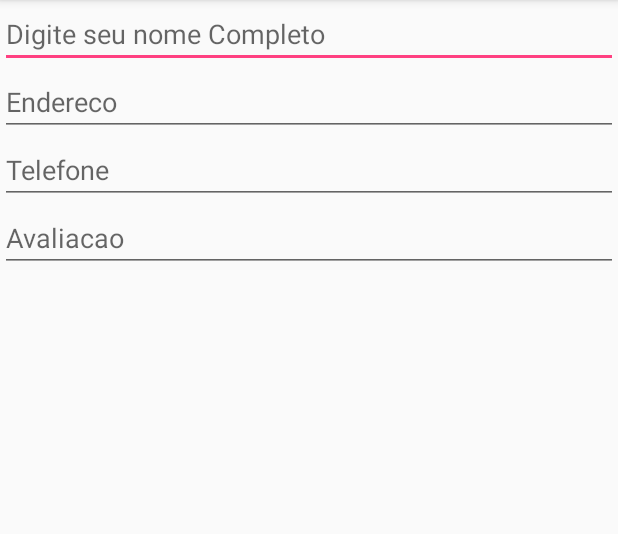
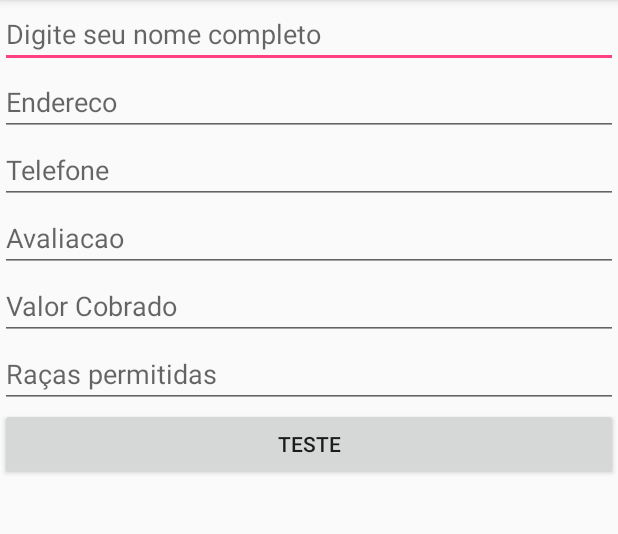
Before and after one commit to VSPPedro/PetHost, an Android app: the CadastroAnfitriaoActivity screen opened directly, with no data from a screen before it, on a phone screen of 412 x 824 dp, the part 84-618 px from its top. Run offline under Robolectric (Android 15) with nearby library versions, the phone set to English and light mode, and no system bars.

Commit message:
Alterando view do cadastro anfitriao e criando o pacote de modelo

```diff
--- a/PetHost/app/src/main/res/layout/activity_cadastro_anfitriao.xml
+++ b/PetHost/app/src/main/res/layout/activity_cadastro_anfitriao.xml
@@ -24,7 +24,7 @@
             android:id="@+id/etNome"
             android:layout_width="match_parent"
             android:layout_height="wrap_content"
-            android:hint="Digite seu nome Completo" />
+            android:hint="Digite seu nome completo" />
 
         <EditText
             android:id="@+id/etEndereco"
@@ -44,7 +44,29 @@
             android:layout_height="wrap_content"
             android:hint="Avaliacao" />
 
-        <!--<EditText-->
+        <EditText
+            android:id="@+id/etValor"
+            android:layout_width="match_parent"
+            android:layout_height="wrap_content"
+            android:hint="Valor Cobrado"/>
+
+        <EditText
+            android:id="@+id/etRaças"
+            android:layout_width="match_parent"
+            android:layout_height="wrap_content"
+            android:hint="Raças permitidas"/>
+
+        <ImageView
+            android:id="@+id/ivFoto"
+            android:layout_width="match_parent"
+            android:layout_height="wrap_content" />
+
+        <Button
+            android:id="@+id/btCarregarFoto"
+            android:text="Teste"
+            android:layout_width="match_parent"
+            android:layout_height="wrap_content" />
+            <!--<EditText-->
             <!--android:layout_width="wrap_content"-->
             <!--android:layout_height="wrap_content" />-->
 
@@ -65,13 +87,13 @@
 
     </LinearLayout>
 
-    <LinearLayout
-        android:layout_width="match_parent"
-        android:layout_height="0dp"
-        android:layout_weight="5"
-        android:gravity="center">
-    <!--  LinearLayoutDaFoto -->
-    </LinearLayout>
+    <!--<LinearLayout-->
+        <!--android:layout_width="match_parent"-->
+        <!--android:layout_height="0dp"-->
+        <!--android:layout_weight="5"-->
+        <!--android:gravity="center">-->
+    <!--&lt;!&ndash;  LinearLayoutDaFoto &ndash;&gt;-->
+    <!--</LinearLayout>-->
 
     <!--<LinearLayout-->
         <!--android:layout_width="match_parent"-->
```
